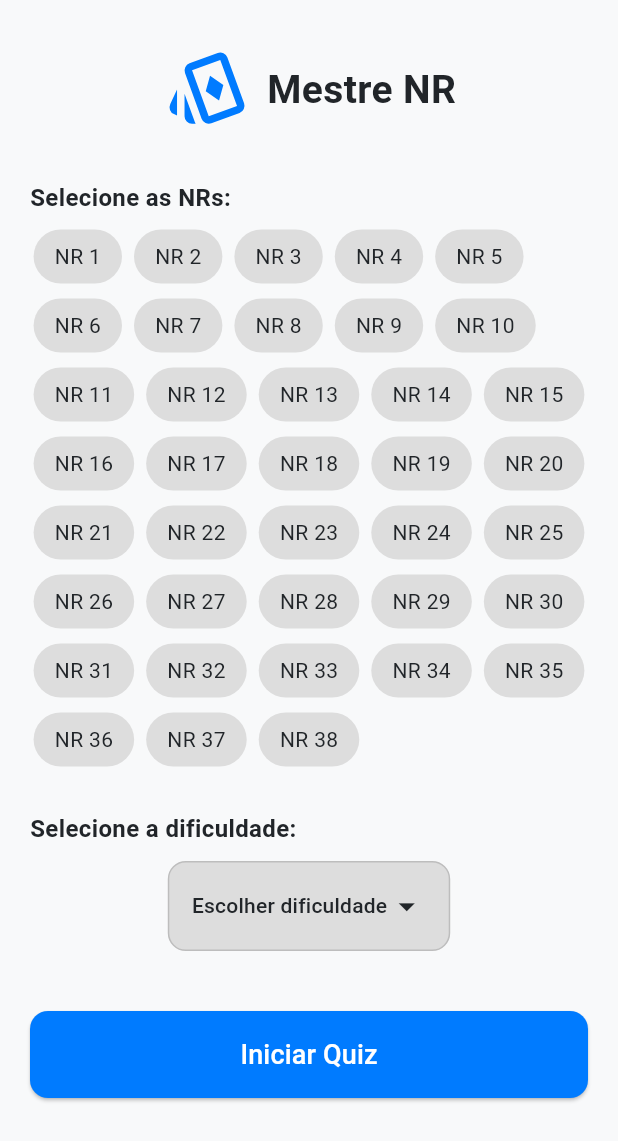
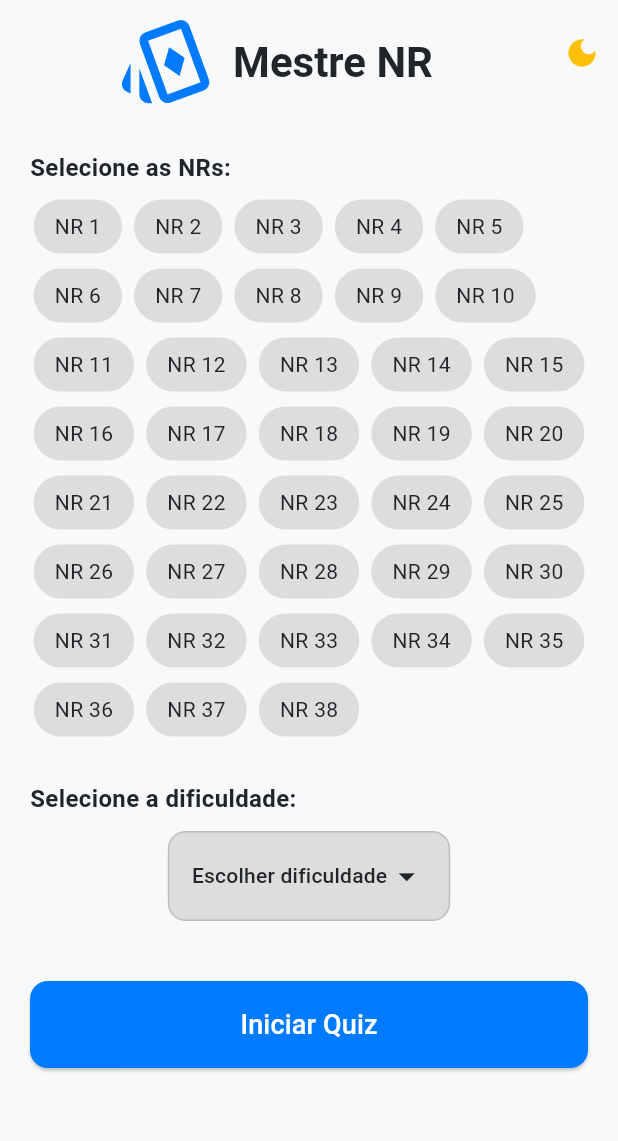
Before and after one commit to VorAd2/mestre-nr-quiz, a Flutter app: the screen it shows after launch, on a phone screen of 412 x 824 dp. Shown: the top 1141 px of the screen. Run offline on Flutter 3.47's test engine with Material 3 defaults, Android fonts, the phone set to English and light mode, and no system bars; our stand-ins replace flutter_svg.

Commit message:
Botao para mudança do theme mode em home page

```diff
--- a/lib/app/my_app.dart
+++ b/lib/app/my_app.dart
@@ -1,5 +1,6 @@
 import 'package:flutter/material.dart';
 import 'package:mestre_nr/core/theme/app_colors.dart';
+import 'package:mestre_nr/core/theme/theme_controller.dart';
 import 'package:mestre_nr/quiz/home_page.dart';
 
 class MyApp extends StatelessWidget {
@@ -7,12 +8,18 @@ class MyApp extends StatelessWidget {
 
   @override
   Widget build(BuildContext context) {
-    return MaterialApp(
-      title: 'Mestre NR',
-      theme: lightTheme,
-      darkTheme: darkTheme,
-      themeMode: ThemeMode.light,
-      home: const HomePage(),
+    return ValueListenableBuilder<ThemeMode>(
+      valueListenable: ThemeController.themeMode,
+      builder: (context, mode, _) {
+        return MaterialApp(
+          debugShowCheckedModeBanner: false,
+          title: 'Mestre NR',
+          theme: lightTheme,
+          darkTheme: darkTheme,
+          themeMode: mode,
+          home: const HomePage(),
+        );
+      },
     );
   }
 }
--- /dev/null
+++ b/lib/core/theme/theme_controller.dart
@@ -0,0 +1,15 @@
+import 'package:flutter/material.dart';
+
+class ThemeController {
+  static final ValueNotifier<ThemeMode> themeMode = ValueNotifier(
+    ThemeMode.system,
+  );
+
+  static void toggleTheme() {
+    if (themeMode.value == ThemeMode.light) {
+      themeMode.value = ThemeMode.dark;
+    } else {
+      themeMode.value = ThemeMode.light;
+    }
+  }
+}
--- a/lib/quiz/home_page.dart
+++ b/lib/quiz/home_page.dart
@@ -1,6 +1,7 @@
 import 'package:flutter/material.dart';
 import 'package:flutter_svg/flutter_svg.dart';
 import 'package:mestre_nr/core/theme/app_colors.dart';
+import 'package:mestre_nr/core/theme/theme_controller.dart';
 
 const double mobileBreakpoint = 600;
 const double tabletBreakpoint = 900;
@@ -28,15 +29,52 @@ class _HomePageState extends State<HomePage> {
 
     return Scaffold(
       backgroundColor: custom.background,
+      appBar: AppBar(
+        toolbarHeight: 70,
+        backgroundColor: custom.background,
+        title: Padding(
+          padding: EdgeInsets.only(top: 15),
+          child: Row(
+            mainAxisAlignment: MainAxisAlignment.center,
+            children: [
+              SvgPicture.asset(
+                'assets/icons/logo.svg',
+                width: 70,
+                height: 70,
+                colorFilter: ColorFilter.mode(colors.primary, BlendMode.srcIn),
+              ),
+              const SizedBox(width: 10),
+              Text(
+                "Mestre NR",
+                style: TextStyle(
+                  fontSize: 28,
+                  fontWeight: FontWeight.bold,
+                  color: custom.text,
+                ),
+              ),
+            ],
+          ),
+        ),
+        actions: [
+          ValueListenableBuilder(
+            valueListenable: ThemeController.themeMode,
+            builder: (context, mode, _) {
+              final isDark = mode == ThemeMode.dark;
+              return IconButton(
+                icon: Icon(
+                  isDark ? Icons.light_mode : Icons.dark_mode,
+                  color: colors.secondary,
+                ),
+                onPressed: () => ThemeController.toggleTheme(),
+              );
+            },
+          ),
+        ],
+      ),
       body: SafeArea(
         child: LayoutBuilder(
           builder: (context, constraints) {
             final width = constraints.maxWidth;
-            double titleSize = isMobile(width)
-                ? 26
-                : isTablet(width)
-                ? 32
-                : 40;
             double badgeFontSize = isMobile(width) ? 14 : 18;
             double sectionTitleSize = isMobile(width) ? 16 : 20;
             double buttonFontSize = isMobile(width) ? 18 : 22;
@@ -50,31 +88,6 @@ class _HomePageState extends State<HomePage> {
               child: Column(
                 crossAxisAlignment: CrossAxisAlignment.center,
                 children: [
-                  Row(
-                    mainAxisAlignment: MainAxisAlignment.center,
-                    children: [
-                      SvgPicture.asset(
-                        'assets/icons/logo.svg',
-                        width: isMobile(width) ? 60 : 90,
-                        height: isMobile(width) ? 60 : 90,
-                        colorFilter: ColorFilter.mode(
-                          colors.primary,
-                          BlendMode.srcIn,
-                        ),
-                      ),
-                      const SizedBox(width: 10),
-                      Text(
-                        "Mestre NR",
-                        style: TextStyle(
-                          fontSize: titleSize,
-                          fontWeight: FontWeight.bold,
-                          color: custom.text,
-                        ),
-                      ),
-                    ],
-                  ),
-                  SizedBox(height: verticalSpacing * 1.5),
-
                   Align(
                     alignment: Alignment.centerLeft,
                     child: Text(
```
